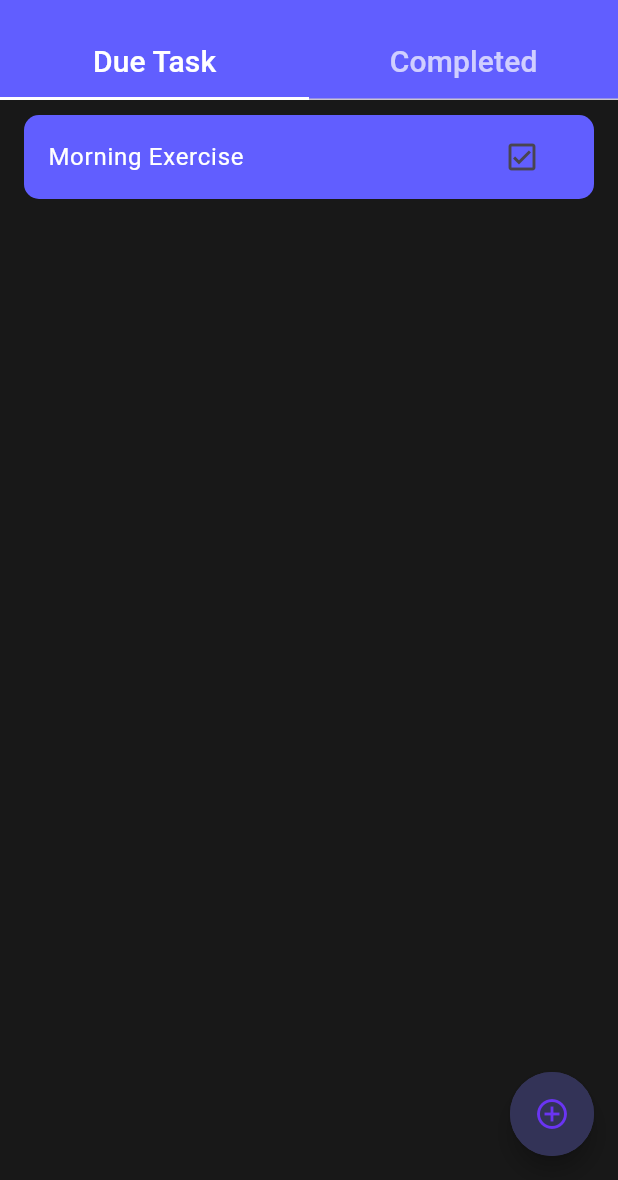
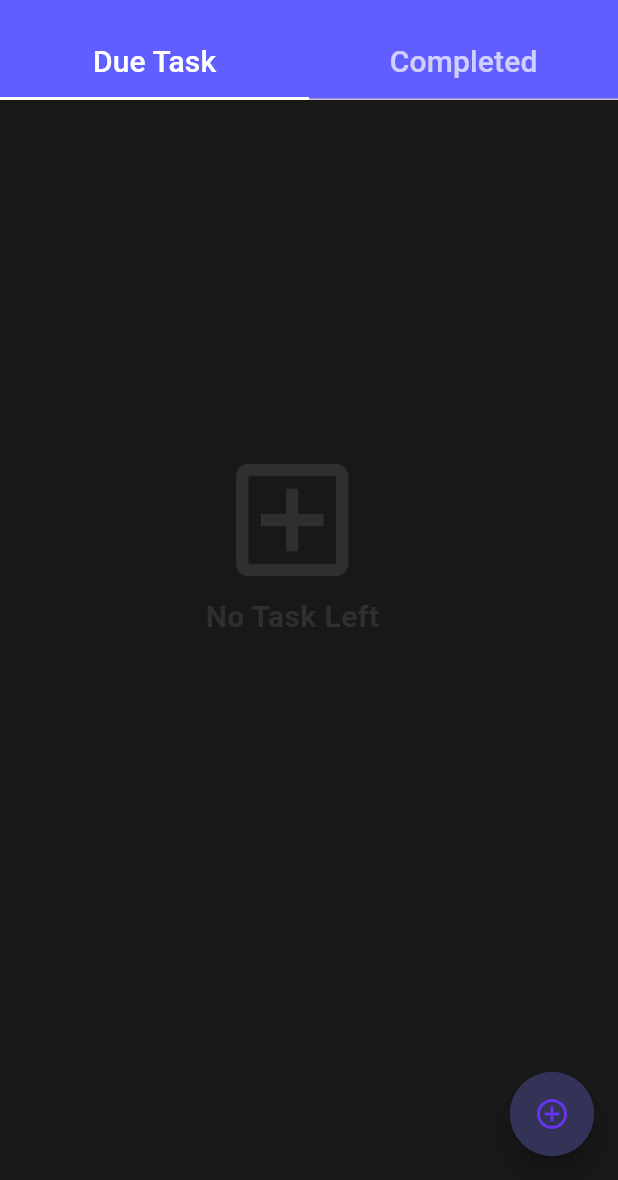
Before and after one commit to saurabhkumar-sk/todo_application, a Flutter app: the LandingScreen screen opened directly, after a tap on the "check box outline blank" icon, on a phone screen of 412 x 824 dp, the part 56-1236 px from its top. Run offline on Flutter 3.47's test engine with Material 2 defaults, Android fonts, the phone set to English and light mode, and no system bars.

Commit message:
Todo Application Complete functionality Like  Add Task , Remove Completed task, Add new Task

```diff
--- a/lib/main.dart
+++ b/lib/main.dart
@@ -24,7 +24,7 @@ class MyApp extends StatelessWidget {
           ),
           useMaterial3: true,
         ),
-        home: const LandingScreen(name: 'Todo Application Home Page'),
+        home:  LandingScreen(name: 'Todo Application Home Page'),
       ),
     );
   }
--- a/lib/provider/todo_provider.dart
+++ b/lib/provider/todo_provider.dart
@@ -2,7 +2,7 @@ import 'package:flutter/material.dart';
 import 'package:todo/models/todo_model.dart';
 
 class TodoProvider extends ChangeNotifier {
-  final tasks = <TodoModel>[
+  final _tasks = <TodoModel>[
     TodoModel(
       todoText: 'Morning Exercise',
       isDone: false,
@@ -16,22 +16,29 @@ class TodoProvider extends ChangeNotifier {
     //   isDone: true,
     // ),
   ];
+  List<TodoModel> get dueTask =>
+      _tasks.where((element) => element.isDone == false).toList();
 
   List<TodoModel> get completedTask =>
-      tasks.where((element) => element.isDone).toList();
+      _tasks.where((element) => element.isDone).toList();
 
   void addTask(TodoModel value) {
-    tasks.add(value);
+    _tasks.add(value);
     notifyListeners();
   }
 
   void toggleTask(TodoModel task) {
-    tasks[tasks.indexOf(task)].complete();
+    _tasks[_tasks.indexOf(task)].complete();
     notifyListeners();
   }
 
-  void removeTask(int value) {
-    tasks.removeAt(value);
+  // void removeTask(int value) {
+  //   dueTask.removeAt(value);
+  //   notifyListeners();
+  // }
+
+  void removeCompletedTasks() {
+    _tasks.removeWhere((task) => task.isDone);
     notifyListeners();
   }
 }
--- a/lib/screens/due_task_screen.dart
+++ b/lib/screens/due_task_screen.dart
@@ -15,6 +15,7 @@ class DueTaskScreen extends StatefulWidget {
 class _DueTaskScreenState extends State<DueTaskScreen> {
   final textController = TextEditingController();
   late TodoProvider provider;
+
   @override
   void initState() {
     super.initState();
@@ -26,10 +27,10 @@ class _DueTaskScreenState extends State<DueTaskScreen> {
     return Scaffold(
       backgroundColor: const Color.fromRGBO(24, 24, 24, 1),
       floatingActionButton: FloatingActionButton(
-        backgroundColor: const Color.fromARGB(255, 51, 51, 87),
+        backgroundColor: const Color.fromARGB(255, 51, 51, 88),
         shape: const CircleBorder(
           side: BorderSide(
-            color: Color.fromARGB(255, 51, 51, 87),
+            color: Color.fromARGB(255, 51, 51, 90),
             width: 2,
           ),
         ),
@@ -110,10 +111,31 @@ class _DueTaskScreenState extends State<DueTaskScreen> {
       body: SingleChildScrollView(
         child: Column(
           children: [
-            if (provider.tasks.isNotEmpty)
             Selector<TodoProvider, List<TodoModel>>(
-                selector: (p0, p1) => p1.tasks,
-                builder: (context, task, child) => ListView.builder(
+              selector: (p0, p1) => p1.dueTask,
+              builder: (context, task, child) => task.isEmpty
+                  ? const Padding(
+                      padding:
+                          EdgeInsets.symmetric(vertical: 230, horizontal: 137),
+                      child: Column(
+                        children: [
+                          Icon(
+                            Icons.add_box_outlined,
+                            size: 100,
+                            color: Color.fromRGBO(47, 47, 47, 1),
+                          ),
+                          Text(
+                            'No Task Left',
+                            style: TextStyle(
+                              fontSize: 20,
+                              fontWeight: FontWeight.w700,
+                              color: Color.fromRGBO(47, 47, 47, 1),
+                            ),
+                          ),
+                        ],
+                      ),
+                    )
+                  : ListView.builder(
                       physics: const NeverScrollableScrollPhysics(),
                       shrinkWrap: true,
                       itemCount: task.length,
@@ -148,7 +170,7 @@ class _DueTaskScreenState extends State<DueTaskScreen> {
                                 );
                               },
                               title: Text(
-                          task[index].todoText,
+                                provider.dueTask[index].todoText,
                                 style: const TextStyle(
                                   color: Colors.white,
                                 ),
@@ -159,38 +181,12 @@ class _DueTaskScreenState extends State<DueTaskScreen> {
                                     : const Icon(
                                         Icons.check_box_outline_blank_outlined),
                                 onPressed: () {
-                            // todosList[index].isDone == false
-                            // ?
                                   provider.toggleTask(task[index]);
-                            // provider.tasks.clear();
                                   setState(() {});
                                 },
                               ),
-                      ),
-                    );
-                  },
-                ),
-              )
-            else
-              const Padding(
-                padding: EdgeInsets.symmetric(vertical: 230, horizontal: 137),
-                child: Column(
-                  children: [
-                    Icon(
-                      Icons.add_box_outlined,
-                      size: 100,
-                      color: Color.fromRGBO(47, 47, 47, 1),
-                    ),
-                    Text(
-                      'No Task Left',
-                      style: TextStyle(
-                        fontSize: 20,
-                        fontWeight: FontWeight.w700,
-                        color: Color.fromRGBO(47, 47, 47, 1),
-                      ),
-                    ),
-                  ],
-                ),
+                            ));
+                      }),
             ),
           ],
         ),
--- a/lib/screens/landing_screen.dart
+++ b/lib/screens/landing_screen.dart
@@ -1,27 +1,12 @@
 import 'package:flutter/material.dart';
-import 'package:provider/provider.dart';
-import 'package:todo/provider/todo_provider.dart';
 import 'package:todo/screens/complete_screen.dart';
 import 'package:todo/screens/due_task_screen.dart';
 
-class LandingScreen extends StatefulWidget {
+class LandingScreen extends StatelessWidget {
   final String name;
-  const LandingScreen({super.key, required this.name});
+   LandingScreen({super.key, required this.name});
 
-  @override
-  State<LandingScreen> createState() => _LandingScreenState();
-}
-
-class _LandingScreenState extends State<LandingScreen> {
   final textController = TextEditingController();
-
-  late TodoProvider provider;
-
-  @override
-  void initState() {
-    super.initState();
-    provider = Provider.of<TodoProvider>(context, listen: false);
-  }
 
   @override
   Widget build(BuildContext context) {
```
Also changed, not shown: lib/screens/complete_screen.dart (+44 -27 lines). Lines whose indentation alone changed are shown as unchanged.
